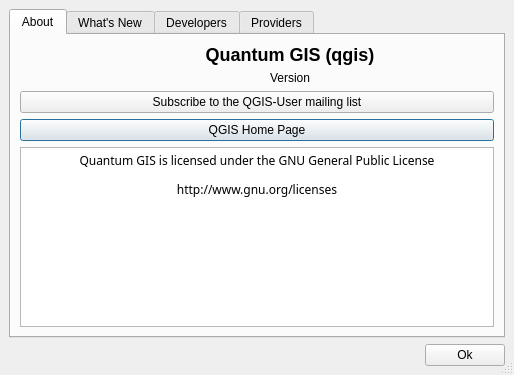
Before: the Qt Designer form src/ui/qgsabout.ui in kadas-albireo/kadas-albireo, drawn with Qt 5.
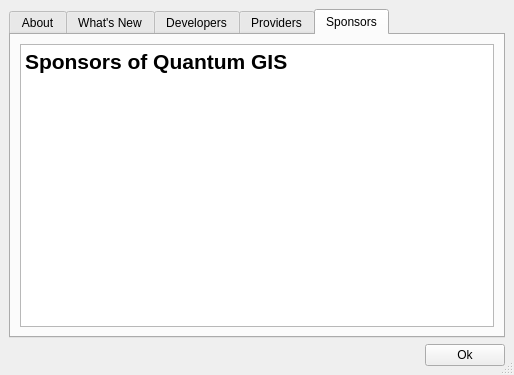
After: the same form once the commit is applied. Icons and pictures are not drawn.

Commit message: Show sponsors in a tab in the about box

The edit to the form file:
```diff
--- a/src/ui/qgsabout.ui
+++ b/src/ui/qgsabout.ui
@@ -28,7 +28,7 @@
    <item row="0" column="0" >
     <widget class="QTabWidget" name="tabWidget" >
      <property name="currentIndex" >
-      <number>0</number>
+      <number>4</number>
      </property>
      <widget class="QWidget" name="Widget2" >
       <attribute name="title" >
@@ -100,7 +100,11 @@
        <item row="3" column="0" >
         <widget class="QTextEdit" name="lblUrls" >
          <property name="html" >
-          <string>&lt;html>&lt;head>&lt;meta name="qrichtext" content="1" />&lt;/head>&lt;body style=" white-space: pre-wrap; font-family:Arial; font-size:12pt; font-weight:400; font-style:normal; text-decoration:none;">&lt;p align='center' style=" margin-top:12px; margin-bottom:12px; margin-left:0px; margin-right:0px; -qt-block-indent:0; text-indent:0px; font-family:Sans Serif; font-size:9pt;">Quantum GIS is licensed under the GNU General Public License&lt;/p>&lt;p align='center' style=" margin-top:12px; margin-bottom:12px; margin-left:0px; margin-right:0px; -qt-block-indent:0; text-indent:0px; font-family:Sans Serif; font-size:9pt;">http://www.gnu.org/licenses&lt;/p>&lt;/body>&lt;/html></string>
+          <string>&lt;html>&lt;head>&lt;meta name="qrichtext" content="1" />&lt;style type="text/css">
+p, li { white-space: pre-wrap; }
+&lt;/style>&lt;/head>&lt;body style=" font-family:'Arial'; font-size:12pt; font-weight:400; font-style:normal; text-decoration:none;">
+&lt;p align="center" style=" margin-top:12px; margin-bottom:12px; margin-left:0px; margin-right:0px; -qt-block-indent:0; text-indent:0px; font-family:'Sans Serif'; font-size:9pt;">Quantum GIS is licensed under the GNU General Public License&lt;/p>
+&lt;p align="center" style=" margin-top:12px; margin-bottom:12px; margin-left:0px; margin-right:0px; -qt-block-indent:0; text-indent:0px; font-family:'Sans Serif'; font-size:9pt;">http://www.gnu.org/licenses&lt;/p>&lt;/body>&lt;/html></string>
          </property>
         </widget>
        </item>
@@ -247,6 +251,33 @@
        </item>
       </layout>
      </widget>
+     <widget class="QWidget" name="tab_2" >
+      <attribute name="title" >
+       <string>Sponsors</string>
+      </attribute>
+      <layout class="QGridLayout" >
+       <property name="margin" >
+        <number>9</number>
+       </property>
+       <property name="spacing" >
+        <number>6</number>
+       </property>
+       <item row="0" column="0" >
+        <widget class="QTextEdit" name="txtSponsors" >
+         <property name="readOnly" >
+          <bool>true</bool>
+         </property>
+         <property name="html" >
+          <string>&lt;html>&lt;head>&lt;meta name="qrichtext" content="1" />&lt;style type="text/css">
+p, li { white-space: pre-wrap; }
+&lt;/style>&lt;/head>&lt;body style=" font-family:'Arial'; font-size:12pt; font-weight:400; font-style:normal; text-decoration:none;">
+&lt;p style=" margin-top:0px; margin-bottom:0px; margin-left:0px; margin-right:0px; -qt-block-indent:0; text-indent:0px;">&lt;span style=" font-size:16pt; font-weight:600;">Sponsors of Quantum GIS&lt;/span>&lt;/p>
+&lt;p style="-qt-paragraph-type:empty; margin-top:0px; margin-bottom:0px; margin-left:0px; margin-right:0px; -qt-block-indent:0; text-indent:0px; font-size:16pt; font-weight:600;">&lt;/p>&lt;/body>&lt;/html></string>
+         </property>
+        </widget>
+       </item>
+      </layout>
+     </widget>
     </widget>
    </item>
    <item row="1" column="0" >
```
Left out of the diff: 4 changed lines with no effect on the pictures. The commit also changes 3 other files.
